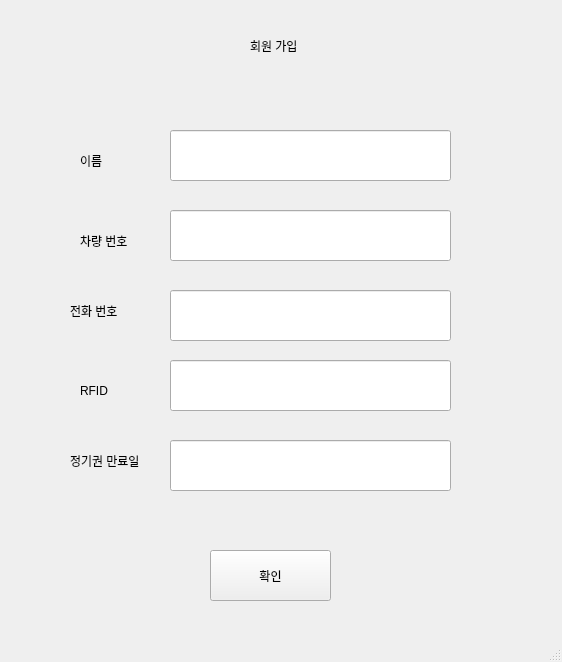
First picture: the form in front/main/sign.ui, repository addinedu-ros-8th/iot-repo-2, before the edit.
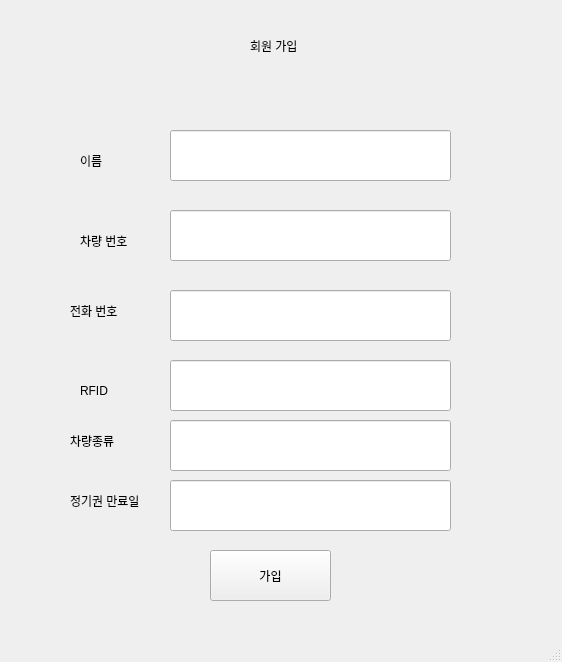
Second picture: the form after the edit.

What changed in the file:
```diff
--- a/front/main/sign.ui
+++ b/front/main/sign.ui
@@ -60,7 +60,7 @@
      </rect>
     </property>
     <property name="text">
-     <string>확인</string>
+     <string>가입</string>
     </property>
    </widget>
    <widget class="QLabel" name="label_5">
@@ -106,7 +106,7 @@
     <property name="geometry">
      <rect>
       <x>70</x>
-      <y>440</y>
+      <y>480</y>
       <width>101</width>
       <height>41</height>
      </rect>
@@ -149,22 +149,35 @@
     <property name="geometry">
      <rect>
       <x>170</x>
-      <y>440</y>
+      <y>480</y>
       <width>281</width>
       <height>51</height>
      </rect>
     </property>
    </widget>
-  </widget>
-  <widget class="QMenuBar" name="menubar">
-   <property name="geometry">
-    <rect>
-     <x>0</x>
-     <y>0</y>
-     <width>562</width>
-     <height>22</height>
-    </rect>
-   </property>
+   <widget class="QLabel" name="label_9">
+    <property name="geometry">
+     <rect>
+      <x>70</x>
+      <y>420</y>
+      <width>101</width>
+      <height>41</height>
+     </rect>
+    </property>
+    <property name="text">
+     <string>차량종류</string>
+    </property>
+   </widget>
+   <widget class="QLineEdit" name="Editcategory">
+    <property name="geometry">
+     <rect>
+      <x>170</x>
+      <y>420</y>
+      <width>281</width>
+      <height>51</height>
+     </rect>
+    </property>
+   </widget>
   </widget>
   <widget class="QStatusBar" name="statusbar"/>
  </widget>
```
Left out of the diff: 12 changed lines with no effect on the pictures.
